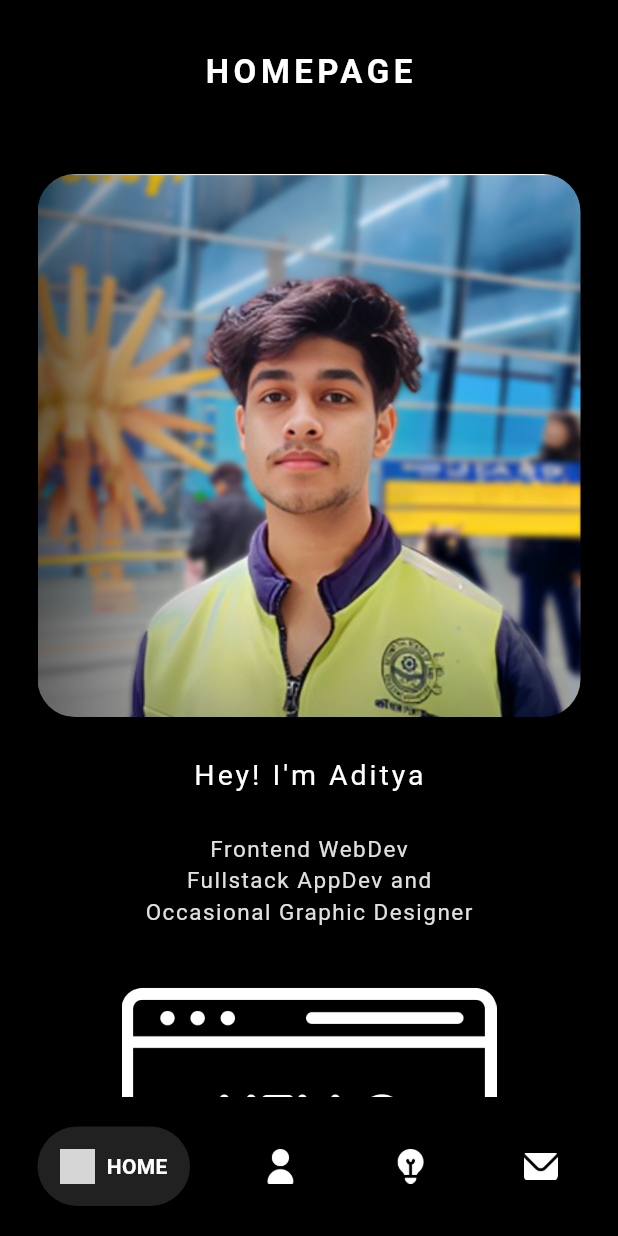
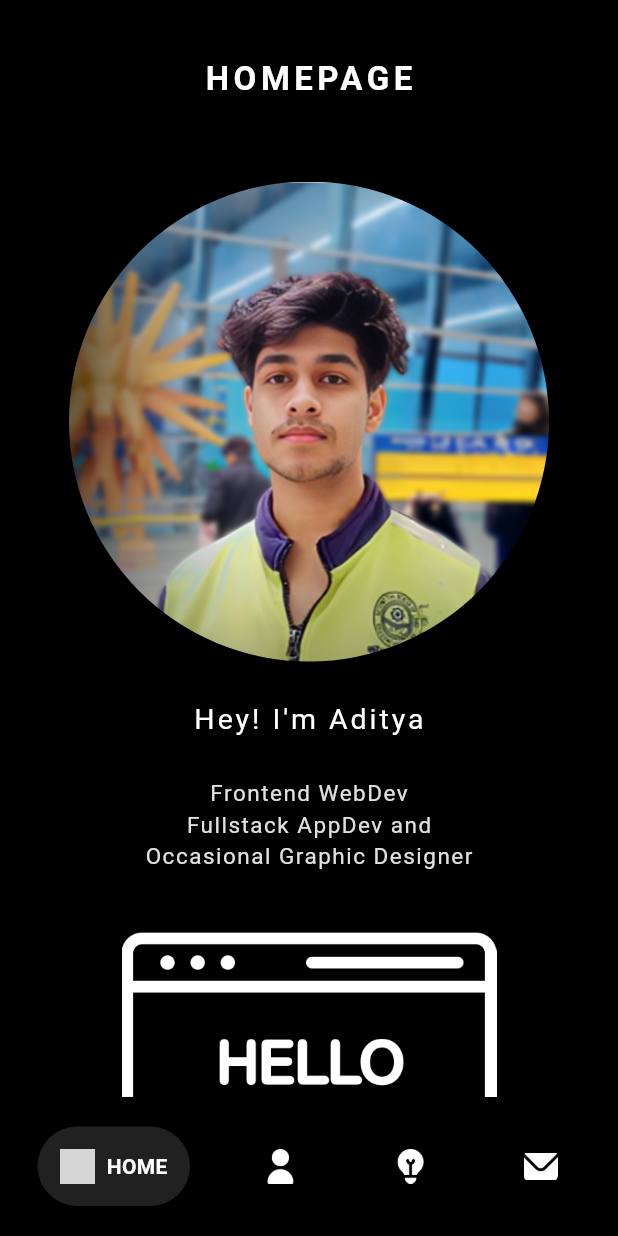
Before and after one commit to Deadlock-exe/flutter-portfolio, a Flutter app: the MainPage screen opened directly, on a phone screen of 412 x 824 dp. Run offline on Flutter 3.47's test engine with Material 3 defaults, Android fonts, the phone set to English and light mode, and no system bars; drawn by our look-alikes of google_nav_bar; our stand-ins replace flutter_card_swiper, slide_to_act; missing offline and left inert: flutter_web_frame; grey boxes are pictures that could not be loaded.

Commit message:
minor tweaks

```diff
--- a/lib/main.dart
+++ b/lib/main.dart
@@ -25,7 +25,7 @@
         // home: MainPage(),
         home: LockScreen(),
       ),
-      maximumSize: const Size(500, 500),
+      maximumSize: const Size(520, 520),
       enabled: kIsWeb,
       backgroundColor: Colors.black,
     );
@@ -119,7 +119,7 @@
       appBar: AppBar(
         automaticallyImplyLeading: false,
         backgroundColor: Colors.black,
-        toolbarHeight: 20,
+        toolbarHeight: 25,
         title: const Text(""),
       ),
       body: _pages[_selectedIndex],
--- a/lib/pages/home_page.dart
+++ b/lib/pages/home_page.dart
@@ -25,18 +25,18 @@ class HomePage extends StatelessWidget {
       body: SingleChildScrollView(
         child: Padding(
           padding: EdgeInsets.symmetric(
-            horizontal: screenWidth < 500 ? 10 : 40,
+            horizontal: screenWidth < 800 ? 10 : 40,
             vertical: 40,
           ),
           child: Column(
             children: [
               Center(
                 child: ClipRRect(
-                  borderRadius: BorderRadius.circular(25),
+                  borderRadius: BorderRadius.circular(2500),
                   child: Image.asset(
                     "assets/images/trial.png",
-                    height: screenWidth > 500 ? 350 : screenWidth - 50,
-                    width: screenWidth > 500 ? 350 : screenWidth - 50,
+                    height: screenWidth > 400 ? 320 : screenWidth - 50,
+                    width: screenWidth > 400 ? 320 : screenWidth - 50,
                   ),
                 ),
               ),
```
Also changed, not shown: lib/pages/about_page.dart (+3 -5 lines), 2 other files.
